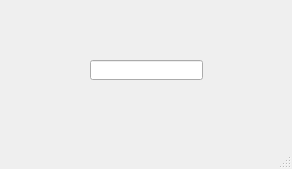
AlEx-Program1110/coffe, file addEditCoffeeForm.ui: the form before one commit.
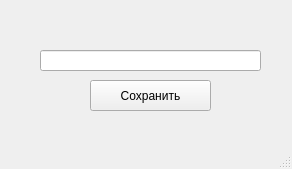
The form after the commit.

```diff
--- a/addEditCoffeeForm.ui
+++ b/addEditCoffeeForm.ui
@@ -17,10 +17,10 @@
    <widget class="QLineEdit" name="data_new">
     <property name="geometry">
      <rect>
-      <x>90</x>
-      <y>60</y>
-      <width>113</width>
-      <height>20</height>
+      <x>40</x>
+      <y>50</y>
+      <width>221</width>
+      <height>21</height>
      </rect>
     </property>
    </widget>
@@ -29,14 +29,27 @@
      <rect>
       <x>20</x>
       <y>10</y>
-      <width>47</width>
-      <height>13</height>
+      <width>261</width>
+      <height>31</height>
      </rect>
     </property>
     <property name="text">
      <string/>
     </property>
    </widget>
+   <widget class="QPushButton" name="save_button">
+    <property name="geometry">
+     <rect>
+      <x>90</x>
+      <y>80</y>
+      <width>121</width>
+      <height>31</height>
+     </rect>
+    </property>
+    <property name="text">
+     <string>Сохранить</string>
+    </property>
+   </widget>
   </widget>
   <widget class="QMenuBar" name="menubar">
    <property name="geometry">
```
